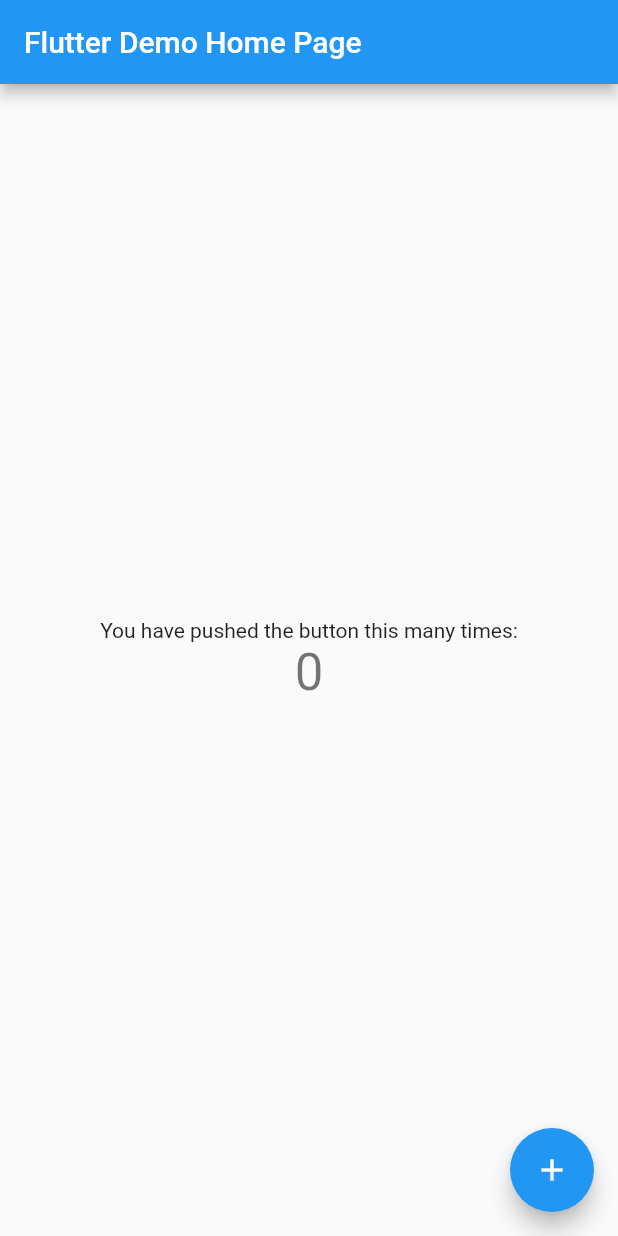
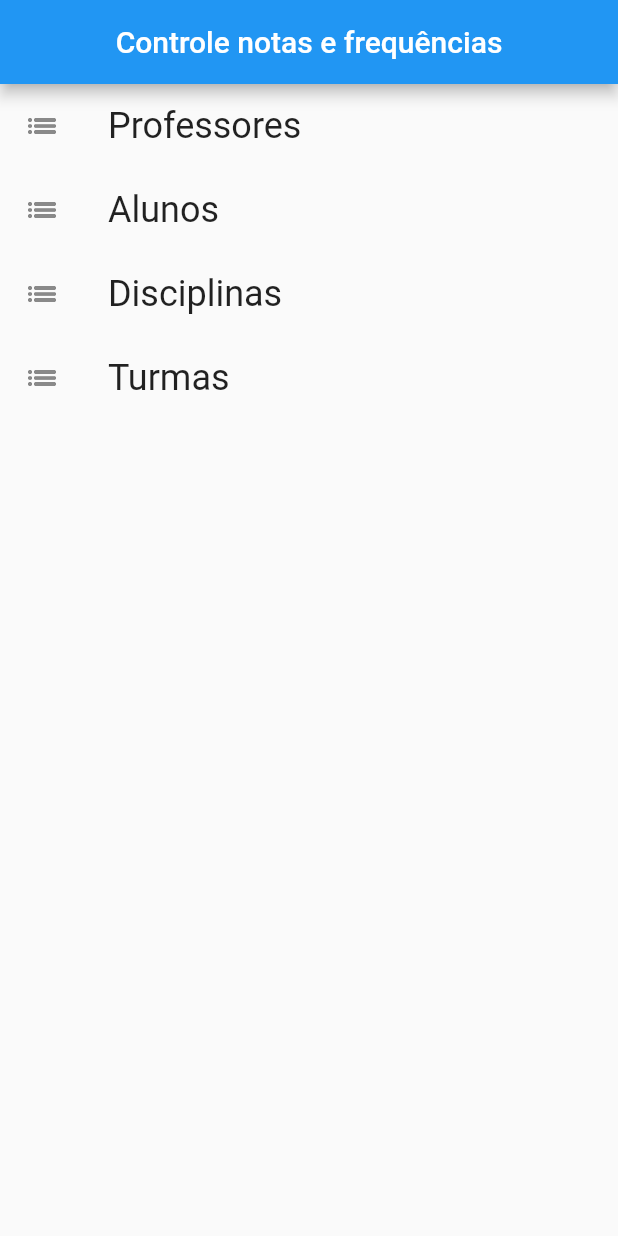
Before and after one commit to rofontin/notas_frequencias_flutter, a Flutter app: the screen it shows after launch, on a phone screen of 412 x 824 dp. Run offline on Flutter 3.47's test engine with Material 2 defaults, Android fonts, the phone set to English and light mode, and no system bars.

```diff
--- a/lib/main.dart
+++ b/lib/main.dart
@@ -1,115 +1,10 @@
 import 'package:flutter/material.dart';
+import 'package:notas_frequencia_flutter/ui/pages/home_page.dart';
 
 void main() {
-  runApp(const MyApp());
+  runApp(const MaterialApp(
+    title: 'API Web - Times',
+    home: HomePage(),
+    debugShowCheckedModeBanner: false,
+  ));
 }
-
-class MyApp extends StatelessWidget {
-  const MyApp({Key? key}) : super(key: key);
-
-  // This widget is the root of your application.
-  @override
-  Widget build(BuildContext context) {
-    return MaterialApp(
-      title: 'Flutter Demo',
-      theme: ThemeData(
-        // This is the theme of your application.
-        //
-        // Try running your application with "flutter run". You'll see the
-        // application has a blue toolbar. Then, without quitting the app, try
-        // changing the primarySwatch below to Colors.green and then invoke
-        // "hot reload" (press "r" in the console where you ran "flutter run",
-        // or simply save your changes to "hot reload" in a Flutter IDE).
-        // Notice that the counter didn't reset back to zero; the application
-        // is not restarted.
-        primarySwatch: Colors.blue,
-      ),
-      home: const MyHomePage(title: 'Flutter Demo Home Page'),
-    );
-  }
-}
-
-class MyHomePage extends StatefulWidget {
-  const MyHomePage({Key? key, required this.title}) : super(key: key);
-
-  // This widget is the home page of your application. It is stateful, meaning
-  // that it has a State object (defined below) that contains fields that affect
-  // how it looks.
-
-  // This class is the configuration for the state. It holds the values (in this
-  // case the title) provided by the parent (in this case the App widget) and
-  // used by the build method of the State. Fields in a Widget subclass are
-  // always marked "final".
-
-  final String title;
-
-  @override
-  State<MyHomePage> createState() => _MyHomePageState();
-}
-
-class _MyHomePageState extends State<MyHomePage> {
-  int _counter = 0;
-
-  void _incrementCounter() {
-    setState(() {
-      // This call to setState tells the Flutter framework that something has
-      // changed in this State, which causes it to rerun the build method below
-      // so that the display can reflect the updated values. If we changed
-      // _counter without calling setState(), then the build method would not be
-      // called again, and so nothing would appear to happen.
-      _counter++;
-    });
-  }
-
-  @override
-  Widget build(BuildContext context) {
-    // This method is rerun every time setState is called, for instance as done
-    // by the _incrementCounter method above.
-    //
-    // The Flutter framework has been optimized to make rerunning build methods
-    // fast, so that you can just rebuild anything that needs updating rather
-    // than having to individually change instances of widgets.
-    return Scaffold(
-      appBar: AppBar(
-        // Here we take the value from the MyHomePage object that was created by
-        // the App.build method, and use it to set our appbar title.
-        title: Text(widget.title),
-      ),
-      body: Center(
-        // Center is a layout widget. It takes a single child and positions it
-        // in the middle of the parent.
-        child: Column(
-          // Column is also a layout widget. It takes a list of children and
-          // arranges them vertically. By default, it sizes itself to fit its
-          // children horizontally, and tries to be as tall as its parent.
-          //
-          // Invoke "debug painting" (press "p" in the console, choose the
-          // "Toggle Debug Paint" action from the Flutter Inspector in Android
-          // Studio, or the "Toggle Debug Paint" command in Visual Studio Code)
-          // to see the wireframe for each widget.
-          //
-          // Column has various properties to control how it sizes itself and
-          // how it positions its children. Here we use mainAxisAlignment to
-          // center the children vertically; the main axis here is the vertical
-          // axis because Columns are vertical (the cross axis would be
-          // horizontal).
-          mainAxisAlignment: MainAxisAlignment.center,
-          children: <Widget>[
-            const Text(
-              'You have pushed the button this many times:',
-            ),
-            Text(
-              '$_counter',
-              style: Theme.of(context).textTheme.headline4,
-            ),
-          ],
-        ),
-      ),
-      floatingActionButton: FloatingActionButton(
-        onPressed: _incrementCounter,
-        tooltip: 'Increment',
-        child: const Icon(Icons.add),
-      ), // This trailing comma makes auto-formatting nicer for build methods.
-    );
-  }
-}
--- /dev/null
+++ b/lib/ui/pages/home_page.dart
@@ -0,0 +1,77 @@
+import 'package:flutter/material.dart';
+import 'pages.dart';
+
+class HomePage extends StatefulWidget {
+  const HomePage({Key? key}) : super(key: key);
+
+  @override
+  State<HomePage> createState() => _HomePageState();
+}
+
+class _HomePageState extends State<HomePage> {
+  @override
+  Widget build(BuildContext context) {
+    return Scaffold(
+      appBar: AppBar(
+        centerTitle: true,
+        title: const Text('Controle notas e frequências'),
+      ),
+      body: ListView(
+        children: [
+          ListTile(
+            leading: const Icon(Icons.list_outlined),
+            title: const Text(
+              'Professores',
+              textAlign: TextAlign.left,
+              style: TextStyle(fontSize: 24),
+            ),
+            onTap: _abrirListagemProfessores,
+          ),
+          ListTile(
+            leading: const Icon(Icons.list_outlined),
+            title: const Text(
+              'Alunos',
+              textAlign: TextAlign.left,
+              style: TextStyle(fontSize: 24),
+            ),
+            onTap: _abrirListagemAlunos,
+          ),
+          ListTile(
+            leading: const Icon(Icons.list_outlined),
+            title: const Text(
+              'Disciplinas',
+              textAlign: TextAlign.left,
+              style: TextStyle(fontSize: 24),
+            ),
+            onTap: _abrirListagemDisciplinas,
+          ),
+          ListTile(
+            leading: const Icon(Icons.list_outlined),
+            title: const Text(
+              'Turmas',
+              textAlign: TextAlign.left,
+              style: TextStyle(fontSize: 24),
+            ),
+            onTap: _abrirListagemTurmas,
+          ),
+        ],
+      ),
+    );
+  }
+
+  void _abrirListagemProfessores() {
+    Navigator.push(context, MaterialPageRoute(builder: (context) => const ProfessoresPage(),));
+  }
+
+  void _abrirListagemAlunos() {
+    Navigator.push(context, MaterialPageRoute(builder: (context) => const AlunosPage(),));
+  }
+
+  void _abrirListagemTurmas() {
+    Navigator.push(context, MaterialPageRoute(builder: (context) => const TurmasPage(),));
+  }
+
+  void _abrirListagemDisciplinas() {
+    Navigator.push(context, MaterialPageRoute(builder: (context) => const DisciplinasPage(),));
+  }
+}
--- /dev/null
+++ b/lib/ui/pages/pages.dart
@@ -0,0 +1,4 @@
+export 'aluno/alunos_page.dart';
+export 'disciplina/disciplinas_page.dart';
+export 'professor/professores_page.dart';
+export 'turma/turmas_page.dart';
```
Also changed, not shown: lib/ui/components/circulo_espera.dart (added, +20 -0 lines), lib/ui/pages/aluno/alunos_page.dart (added, +15 -0 lines), lib/ui/pages/disciplina/disciplinas_page.dart (added, +15 -0 lines), lib/ui/pages/professor/professores_page.dart (added, +56 -0 lines), lib/ui/pages/turma/turmas_page.dart (added, +15 -0 lines), lib/datasources/datasources.dart (added), lib/models/Aluno.dart (added), lib/models/Disciplina.dart (added), lib/models/Professor.dart (added), lib/models/Turma.dart (added).
